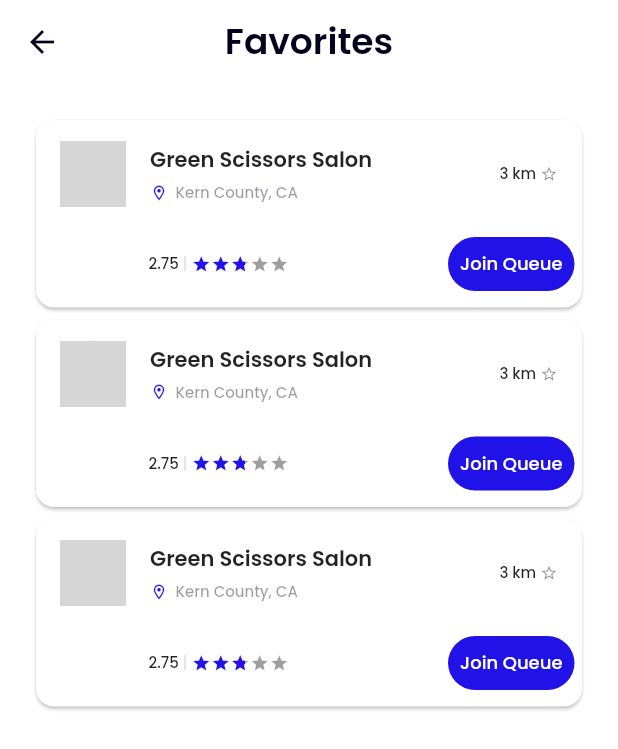
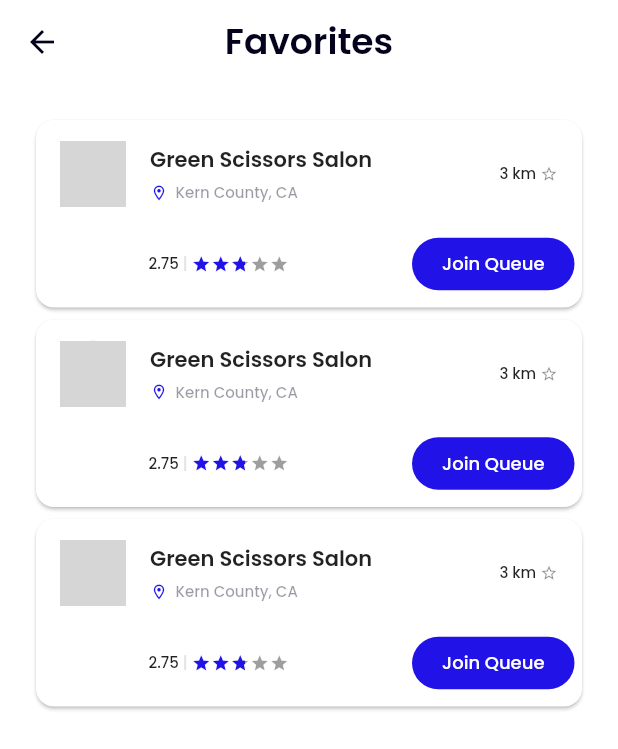
Before and after one commit to joginder1234/BarberShop, a Flutter app: the CustomerFavoriteView screen opened directly, on a phone screen of 412 x 824 dp. Shown: the top 749 px of the screen. Run offline on Flutter 3.47's test engine with Material 2 defaults, Android fonts, the phone set to English and light mode, and no system bars; drawn by our look-alikes of flutter_rating_bar; our stand-ins replace cached_network_image, dotted_border, flutter_svg, fluttertoast, google_fonts, image_picker and 3 more; network calls fail; grey boxes are pictures that could not be loaded.

Commit message:
custom btn

```diff
--- a/lib/views/customer_app/helper_widgets/salon_tile.dart
+++ b/lib/views/customer_app/helper_widgets/salon_tile.dart
@@ -2,6 +2,7 @@ import 'package:barbershop/config.dart';
 import 'package:barbershop/services/helpers/help_functions.dart';
 import 'package:barbershop/services/stylesheet/colors.dart';
 import 'package:barbershop/services/stylesheet/text_theme.dart';
+import 'package:barbershop/widgets/custom_action_button.dart';
 import 'package:flutter/material.dart';
 import 'package:flutter_rating_bar/flutter_rating_bar.dart';
 
@@ -67,16 +68,7 @@ class CustomerAppSalonTile extends StatelessWidget {
                     ),
                   ],
                 ),
-                TextButton(
-                    style: ButtonStyle(
-                        shape: MaterialStateProperty.all(RoundedRectangleBorder(
-                            borderRadius: BorderRadius.circular(80))),
-                        backgroundColor: MaterialStateProperty.all(
-                            AppColors.activeButtonColor)),
-                    onPressed: () {},
-                    child: Text("Join Queue",
-                        style: TextThemeProvider.bodyTextSecondary
-                            .copyWith(color: AppColors.whiteColor)))
+                CustomActionButton(label: "Join Queue")
               ],
             ),
           )
--- /dev/null
+++ b/lib/widgets/custom_action_button.dart
@@ -0,0 +1,35 @@
+import 'package:flutter/material.dart';
+
+import '../services/stylesheet/colors.dart';
+import '../services/stylesheet/text_theme.dart';
+
+class CustomActionButton extends StatelessWidget {
+  String label;
+  Color btnColor, labelColor;
+  double radius;
+
+  CustomActionButton(
+      {Key? key,
+      required this.label,
+      this.btnColor = AppColors.activeButtonColor,
+      this.labelColor = AppColors.whiteColor,
+      this.radius = 80})
+      : super(key: key);
+
+  @override
+  Widget build(BuildContext context) {
+    return TextButton(
+        style: ButtonStyle(
+            padding: MaterialStateProperty.all(
+                const EdgeInsets.symmetric(horizontal: 20)),
+            minimumSize: MaterialStateProperty.all(const Size(70, 35)),
+            maximumSize: MaterialStateProperty.all(const Size(110, 35)),
+            shape: MaterialStateProperty.all(RoundedRectangleBorder(
+                borderRadius: BorderRadius.circular(radius))),
+            backgroundColor: MaterialStateProperty.all(btnColor)),
+        onPressed: () {},
+        child: Text(label,
+            style: TextThemeProvider.bodyTextSecondary
+                .copyWith(color: labelColor)));
+  }
+}
```
